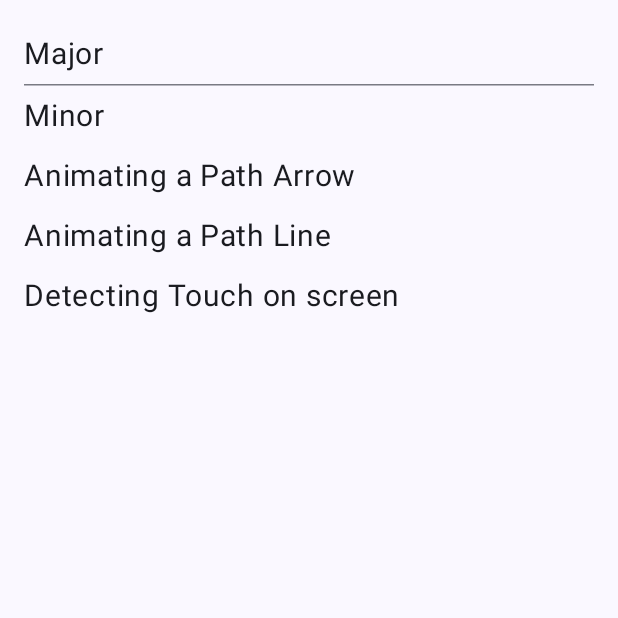
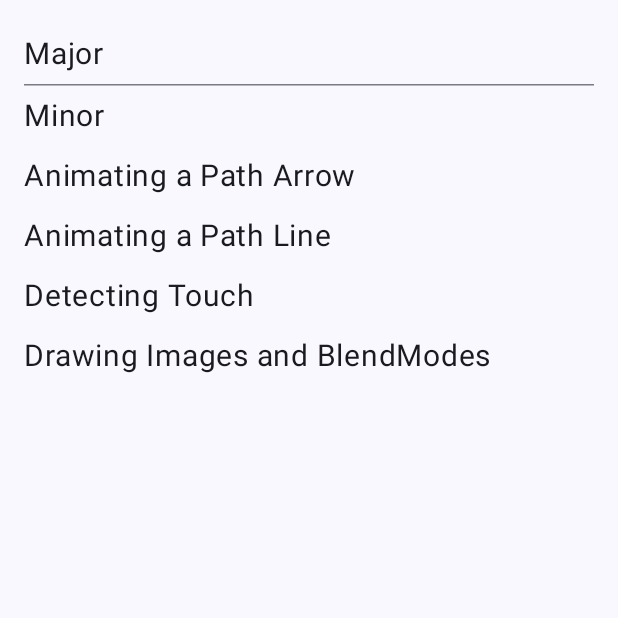
Before and after one commit to ukhanyov/CanvasWorkshop, an Android app built with Jetpack Compose: the screen it shows after launch (MainActivity), on a phone screen of 412 x 824 dp, the top half of it. Run offline under Robolectric (Android 15) with nearby library versions, the phone set to English and light mode, and no system bars.

Commit message:
Drawing Images and BlendModes screen added

```diff
--- a/app/src/main/java/com/example/canvasworkshop/Screens.kt
+++ b/app/src/main/java/com/example/canvasworkshop/Screens.kt
@@ -4,7 +4,8 @@ sealed class Screens(val name: String) {
     data object Selector : Screens("Selector")
     data object AnimatingAPathArrow : Screens("Animating a Path Arrow")
     data object AnimatingAPathLine : Screens("Animating a Path Line")
-    data object DetectingTouch : Screens("Detecting Touch on screen")
+    data object DetectingTouch : Screens("Detecting Touch")
+    data object DrawingImagesAndBlendModes : Screens("Drawing Images and BlendModes")
 }
 
 val majorScreens = listOf<Screens>()
@@ -12,4 +13,5 @@ val minorScreens = listOf(
     Screens.AnimatingAPathArrow,
     Screens.AnimatingAPathLine,
     Screens.DetectingTouch,
+    Screens.DrawingImagesAndBlendModes,
 )
```
Also changed, not shown: app/src/main/java/com/example/canvasworkshop/MainActivity.kt (+11 -0 lines), app/src/main/java/com/example/canvasworkshop/screens/drawing/DrawingImagesAndBlendModes.kt (added, +45 -0 lines), app/src/main/res/drawable/stock_image.jpg (added).
